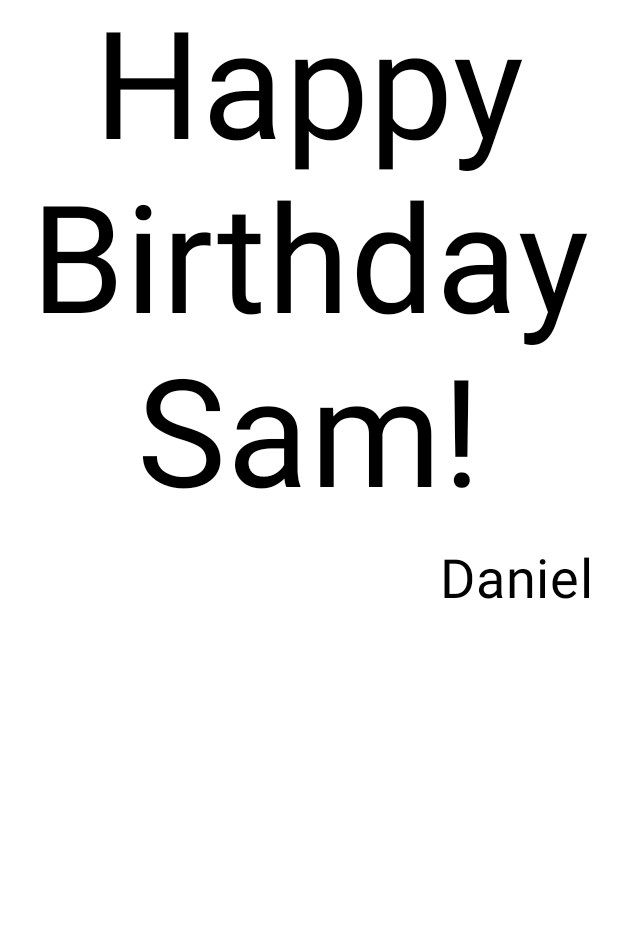
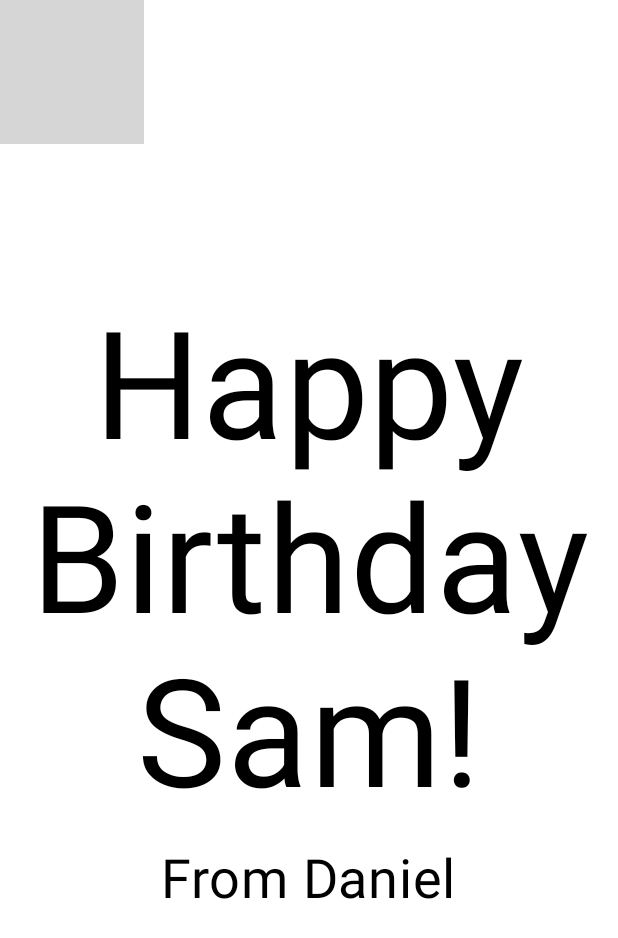
Before and after one commit to sathish-chanda/HappyBirthday, an Android app built with Jetpack Compose: the @Preview function BirthdayCardPreview, on a phone screen of 412 x 824 dp. Shown: the top 938 px of the screen. Run offline under Robolectric (Android 15) with nearby library versions, the phone set to English and light mode, and no system bars; grey boxes are pictures that could not be loaded.

Commit message:
Adding Images. Use of Box composable.

```diff
--- a/app/src/main/java/com/satish/happybirthday/MainActivity.kt
+++ b/app/src/main/java/com/satish/happybirthday/MainActivity.kt
@@ -4,7 +4,10 @@ import android.os.Bundle
 import androidx.activity.ComponentActivity
 import androidx.activity.compose.setContent
 import androidx.activity.enableEdgeToEdge
+import androidx.compose.foundation.Image
+import androidx.compose.foundation.background
 import androidx.compose.foundation.layout.Arrangement
+import androidx.compose.foundation.layout.Box
 import androidx.compose.foundation.layout.Column
 import androidx.compose.foundation.layout.fillMaxSize
 import androidx.compose.foundation.layout.padding
@@ -14,6 +17,10 @@ import androidx.compose.material3.Text
 import androidx.compose.runtime.Composable
 import androidx.compose.ui.Alignment
 import androidx.compose.ui.Modifier
+import androidx.compose.ui.graphics.Color
+import androidx.compose.ui.layout.ContentScale
+import androidx.compose.ui.res.painterResource
+import androidx.compose.ui.res.stringResource
 import androidx.compose.ui.text.style.TextAlign
 import androidx.compose.ui.tooling.preview.Preview
 import androidx.compose.ui.unit.dp
@@ -30,7 +37,10 @@ class MainActivity : ComponentActivity() {
                     modifier = Modifier.fillMaxSize(),
                     color = MaterialTheme.colorScheme.background
                     ) {
-                    GreetingText(message = "Happy Birthday Sam!",from = "From Daniel", modifier = Modifier.padding(8.dp))
+                    GreetingImage(
+                        message = stringResource(R.string.happy_birthday_text),
+                        from = stringResource(R.string.signature_text),
+                        modifier = Modifier.padding(8.dp))
                 }
             }
         }
@@ -46,19 +56,43 @@ fun GreetingText(message: String,from: String,modifier: Modifier = Modifier) {
             text = message,
             fontSize = 100.sp,
             lineHeight = 116.sp,
-            textAlign = TextAlign.Center
+            textAlign = TextAlign.Center,
+            modifier = Modifier.background(color = Color.Transparent)
         )
         Text(
             text = from,
             fontSize = 36.sp,
-            modifier = Modifier.padding(16.dp).align(alignment = Alignment.End)
+            modifier = Modifier
+                .padding(16.dp)
+                .align(alignment = Alignment.CenterHorizontally)
         )
     }
 }
+
+@Composable
+fun GreetingImage(message: String,from: String,modifier: Modifier = Modifier) {
+    val image = painterResource(id = R.drawable.androidparty)
+    Box(modifier) {
+        Image(
+            painter = image,
+            contentDescription = null,
+            contentScale = ContentScale.Crop,
+            alpha = 0.5F
+        )
+        GreetingText(
+            message = message,
+            from = from,
+            modifier = Modifier
+                .fillMaxSize()
+                .padding(8.dp)
+        )
+    }
+}
+
 @Preview(showBackground = true)
 @Composable
 fun BirthdayCardPreview() {
     HappyBirthdayTheme {
-        GreetingText(message = "Happy Birthday Sam!",from="Daniel")
+        GreetingImage(message = "Happy Birthday Sam!",from="From Daniel")
     }
 }
--- a/app/src/main/res/values/strings.xml
+++ b/app/src/main/res/values/strings.xml
@@ -1,3 +1,5 @@
 <resources>
     <string name="app_name">Happy Birthday</string>
+    <string name="happy_birthday_text">Happy Birthday Sam!</string>
+    <string name="signature_text">From Daniel</string>
 </resources>
```
Also changed, not shown: 1 other file.
